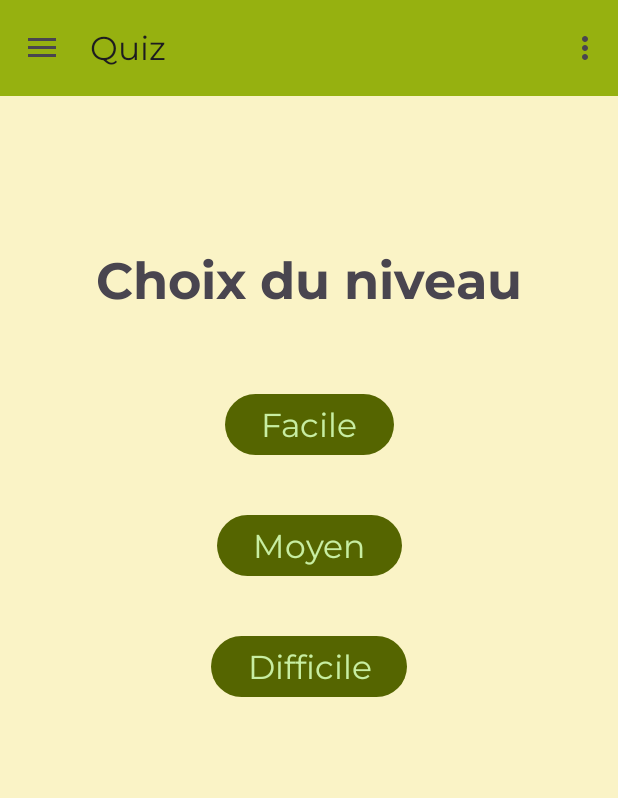
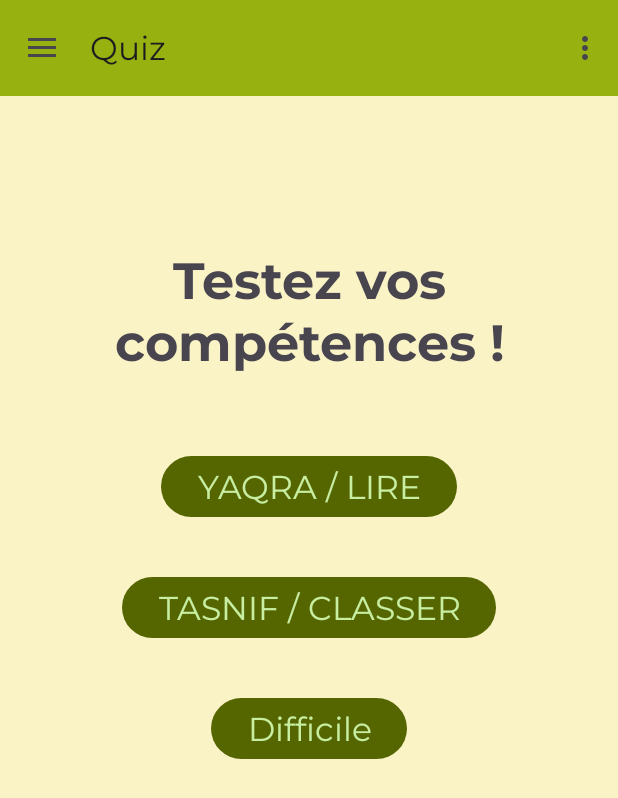
Before and after one commit to Deblak/AppDaadScol, an Android app: the screen it shows after launch (MainActivity), in the side drawer, after a tap on "Quiz", on a phone screen of 412 x 824 dp. Shown: the top 798 px of the screen. Run offline under Robolectric (Android 15) with nearby library versions, the phone set to English and light mode, and no system bars; our stand-ins replace navigation-ui.

Commit message:
Mise en place du quiz Lire

```diff
--- a/app/src/main/AndroidManifest.xml
+++ b/app/src/main/AndroidManifest.xml
@@ -13,7 +13,7 @@
         android:theme="@style/AppTheme"
         tools:targetApi="31">
         <activity
-            android:name=".ui.quiz.OdreLettreActivity"
+            android:name=".ui.quiz.lire.LireFacileActivity"
             android:exported="false" />
         <activity
             android:name=".ui.ebook.EbookActivity"
--- a/app/src/main/java/fr/doranco/flash/ui/quiz/OdreLettreActivity.java
+++ b/app/src/main/java/fr/doranco/flash/ui/quiz/lire/LireFacileActivity.java
@@ -1,4 +1,4 @@
-package fr.doranco.flash.ui.quiz;
+package fr.doranco.flash.ui.quiz.lire;
 
 import androidx.appcompat.app.AppCompatActivity;
 
@@ -6,11 +6,11 @@ import android.os.Bundle;
 
 import fr.doranco.flash.R;
 
-public class OdreLettreActivity extends AppCompatActivity {
+public class LireFacileActivity extends AppCompatActivity {
 
     @Override
     protected void onCreate(Bundle savedInstanceState) {
         super.onCreate(savedInstanceState);
-        setContentView(R.layout.activity_odre_lettre);
+        setContentView(R.layout.activity_lire_facile);
     }
 }
--- a/app/src/main/res/layout/activity_contact.xml
+++ b/app/src/main/res/layout/activity_contact.xml
@@ -10,7 +10,7 @@
     tools:context=".ui.contact.ContactActivity">
 
     <LinearLayout
-        android:id="@+id/contactLayout_topBar"
+        android:id="@+id/alphabetLayout_topBar"
         android:layout_width="409dp"
         android:layout_height="48dp"
         android:background="@color/md_theme_light_primaryContainer"
@@ -40,7 +40,7 @@
         android:layout_height="0dp"
         app:layout_constraintEnd_toEndOf="parent"
         app:layout_constraintStart_toStartOf="parent"
-        app:layout_constraintTop_toBottomOf="@+id/contactLayout_topBar"
+        app:layout_constraintTop_toBottomOf="@+id/alphabetLayout_topBar"
         app:layout_constraintBottom_toBottomOf="parent">
 
         <LinearLayout
--- a/app/src/main/res/layout/fragment_quiz.xml
+++ b/app/src/main/res/layout/fragment_quiz.xml
@@ -15,35 +15,38 @@
         android:layout_marginTop="100dp"
         android:fontFamily="@font/montserrat_bold"
         android:text="@string/fragment_quiz_title"
+        android:textAlignment="center"
         android:textAppearance="@style/TextAppearance.AppCompat.Display1"
         app:layout_constraintEnd_toEndOf="parent"
         app:layout_constraintStart_toStartOf="parent"
         app:layout_constraintTop_toTopOf="parent" />
 
     <Button
-        android:id="@+id/button2"
+        android:id="@+id/alphabet_buttonFacile"
         android:layout_width="wrap_content"
         android:layout_height="wrap_content"
         android:layout_marginTop="50dp"
-        android:text="Facile"
+        android:text="Yaqra / Lire"
+        android:textAllCaps="true"
         android:textAppearance="@style/TextAppearance.AppCompat.Large"
         app:layout_constraintEnd_toEndOf="parent"
         app:layout_constraintStart_toStartOf="parent"
         app:layout_constraintTop_toBottomOf="@+id/text_quiz" />
 
     <Button
-        android:id="@+id/button3"
+        android:id="@+id/alphabet_buttonMoyen"
         android:layout_width="wrap_content"
         android:layout_height="wrap_content"
         android:layout_marginTop="32dp"
-        android:text="Moyen"
+        android:text="Tasnif / Classer"
+        android:textAllCaps="true"
         android:textAppearance="@style/TextAppearance.AppCompat.Large"
         app:layout_constraintEnd_toEndOf="parent"
         app:layout_constraintStart_toStartOf="parent"
-        app:layout_constraintTop_toBottomOf="@+id/button2" />
+        app:layout_constraintTop_toBottomOf="@+id/alphabet_buttonFacile" />
 
     <Button
-        android:id="@+id/button4"
+        android:id="@+id/alphabet_buttonDifficile"
         android:layout_width="wrap_content"
         android:layout_height="wrap_content"
         android:layout_marginTop="32dp"
@@ -51,6 +54,6 @@
         android:textAppearance="@style/TextAppearance.AppCompat.Large"
         app:layout_constraintEnd_toEndOf="parent"
         app:layout_constraintStart_toStartOf="parent"
-        app:layout_constraintTop_toBottomOf="@+id/button3" />
+        app:layout_constraintTop_toBottomOf="@+id/alphabet_buttonMoyen" />
 
 </androidx.constraintlayout.widget.ConstraintLayout>
--- a/app/src/main/res/values/strings.xml
+++ b/app/src/main/res/values/strings.xml
@@ -28,7 +28,7 @@
     <string name="description">Description</string>
     <string name="titre">Titre</string>
     <!-- Quiz -->
-    <string name="fragment_quiz_title">Choix du niveau</string>
+    <string name="fragment_quiz_title">Testez vos compétences !</string>
     <!-- Contact -->
     <string name="contact_title">Contact</string>
     <string name="contact_tv_name">Nom</string>
```
Also changed, not shown: app/src/main/java/fr/doranco/flash/ui/quiz/lire/QuizLireFragment.java (added, +27 -0 lines), app/src/main/res/layout/activity_lire_facile.xml (added, +98 -0 lines), app/src/main/res/layout/activity_odre_lettre.xml (deleted, +0 -9 lines), app/src/main/res/layout/fragment_quiz_lire.xml (added, +14 -0 lines).
